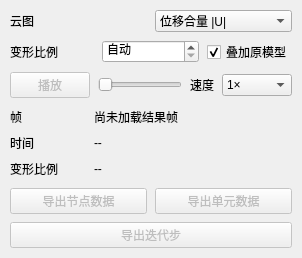
First picture: the form in YQY/GUI/Ui/ResultControlPanel.ui, repository jiwangxia/YQY_BB, before the edit.
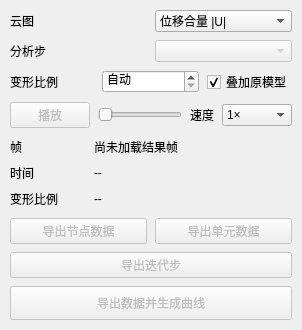
Second picture: the form after the edit. Custom widgets are drawn as their Qt base class.

The edit to the form file:
```diff
--- a/YQY/GUI/Ui/ResultControlPanel.ui
+++ b/YQY/GUI/Ui/ResultControlPanel.ui
@@ -5,6 +5,7 @@
   <layout class="QVBoxLayout" name="rootLayout"><property name="leftMargin"><number>0</number></property><property name="topMargin"><number>0</number></property><property name="rightMargin"><number>0</number></property><property name="bottomMargin"><number>0</number></property>
    <item><widget class="QFrame" name="analysisParameterCard"><layout class="QVBoxLayout" name="cardLayout"><property name="leftMargin"><number>10</number></property><property name="topMargin"><number>10</number></property><property name="rightMargin"><number>10</number></property><property name="bottomMargin"><number>10</number></property><property name="spacing"><number>8</number></property>
     <item><layout class="QHBoxLayout" name="fieldRow"><item><widget class="QLabel" name="fieldLabel"><property name="text"><string>云图</string></property></widget></item><item><widget class="ResultSelectionComboBox" name="fieldCombo"><item><property name="text"><string>位移合量 |U|</string></property></item><item><property name="text"><string>轴力 / 弹簧力</string></property></item><item><property name="text"><string>应力</string></property></item><item><property name="text"><string>应变</string></property></item></widget></item></layout></item>
+    <item><layout class="QHBoxLayout" name="stepRow"><item><widget class="QLabel" name="stepLabel"><property name="text"><string>分析步</string></property></widget></item><item><widget class="ResultSelectionComboBox" name="stepCombo"><property name="enabled"><bool>false</bool></property><property name="toolTip"><string>切换当前 H5 结果中的分析步</string></property></widget></item></layout></item>
     <item><layout class="QHBoxLayout" name="scaleRow"><item><widget class="QLabel" name="scaleLabel"><property name="text"><string>变形比例</string></property></widget></item><item><widget class="ResultScaleSpinBox" name="scaleSpin"><property name="maximum"><double>1000000.000000000000000</double></property><property name="decimals"><number>4</number></property><property name="specialValueText"><string>自动</string></property></widget></item><item><widget class="QCheckBox" name="originalCheck"><property name="text"><string>叠加原模型</string></property><property name="checked"><bool>true</bool></property></widget></item></layout></item>
     <item><layout class="QHBoxLayout" name="frameRow"><item><widget class="QPushButton" name="playButton"><property name="text"><string>播放</string></property><property name="enabled"><bool>false</bool></property></widget></item><item><widget class="QSlider" name="frameSlider"><property name="orientation"><enum>Qt::Horizontal</enum></property><property name="enabled"><bool>false</bool></property></widget></item><item><widget class="QLabel" name="speedLabel"><property name="text"><string>速度</string></property></widget></item><item><widget class="ResultSelectionComboBox" name="speedCombo"><property name="minimumSize"><size><width>70</width><height>0</height></size></property><property name="toolTip"><string>结果动画播放速度</string></property><property name="currentIndex"><number>2</number></property><item><property name="text"><string>0.25×</string></property></item><item><property name="text"><string>0.5×</string></property></item><item><property name="text"><string>1×</string></property></item><item><property name="text"><string>2×</string></property></item><item><property name="text"><string>4×</string></property></item><item><property name="text"><string>8×</string></property></item></widget></item></layout></item>
     <item>
@@ -21,6 +22,7 @@
     </item>
     <item><layout class="QHBoxLayout" name="exportRow"><item><widget class="QPushButton" name="exportButton"><property name="text"><string>导出节点数据</string></property><property name="enabled"><bool>false</bool></property></widget></item><item><widget class="QPushButton" name="exportElementButton"><property name="text"><string>导出单元数据</string></property><property name="enabled"><bool>false</bool></property></widget></item></layout></item>
    <item><widget class="QPushButton" name="exportIterationButton"><property name="text"><string>导出迭代步</string></property><property name="enabled"><bool>false</bool></property></widget></item>
+   <item><widget class="QPushButton" name="exportPlotButton"><property name="text"><string>导出数据并生成曲线</string></property><property name="enabled"><bool>false</bool></property><property name="minimumSize"><size><width>0</width><height>34</height></size></property></widget></item>
    </layout></widget></item>
   </layout>
  </widget><customwidgets>
```
Lines whose indentation alone changed are shown as unchanged.
